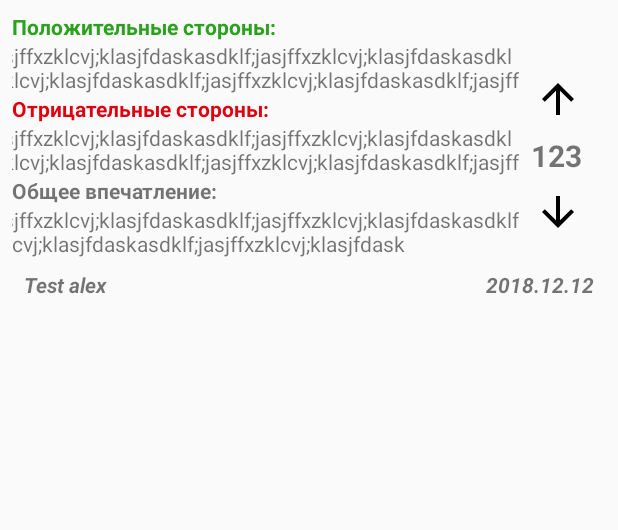
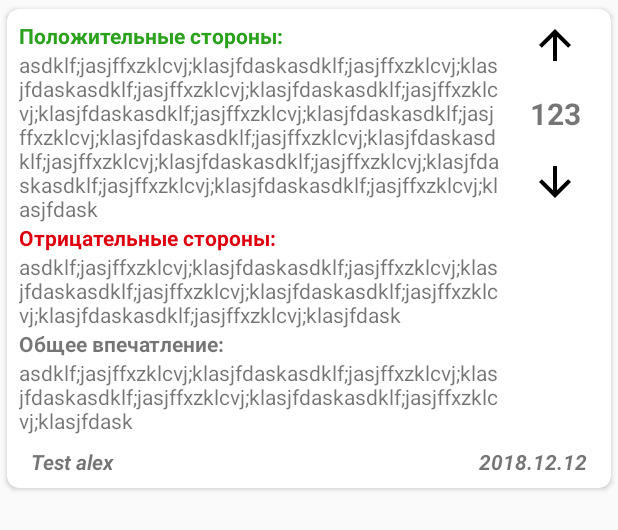
Before and after one commit to samaromku/buildingReviews, an Android app: the layout item_review.xml on its own in the app's theme, with its tools: preview values and no code run, on a phone screen of 412 x 824 dp. Shown: the top 530 px of the screen. Run offline under Robolectric (Android 15) with nearby library versions, the phone set to English and light mode, and no system bars.

Commit message:
made item_review pretty good

```diff
--- a/app/src/main/java/ru/andrey/savchenko/buildingreviews/fragments/review/ReviewAdapter.kt
+++ b/app/src/main/java/ru/andrey/savchenko/buildingreviews/fragments/review/ReviewAdapter.kt
@@ -23,6 +23,27 @@ class ReviewAdapter(list:MutableList<Review>, onItemClickListener: OnItemClickLi
     class ReviewViewHolder(itemView: View) : BaseViewHolder<Review>(itemView) {
         override fun bind(t: Review, clickListener: OnItemClickListener) {
             super.bind(t, clickListener)
+            if(t.positive == null || t.positive.isEmpty()){
+                tvPositiveText.visibility=View.GONE
+                tvPositive.visibility = View.GONE
+            }else {
+                tvPositiveText.visibility=View.VISIBLE
+                tvPositive.visibility=View.VISIBLE
+            }
+            if(t.negative == null || t.negative.isEmpty()){
+                tvNegativeText.visibility=View.GONE
+                tvNegative.visibility=View.GONE
+            }else {
+                tvNegativeText.visibility=View.VISIBLE
+                tvNegative.visibility=View.VISIBLE
+            }
+            if(t.general == null || t.general.isEmpty()){
+                tvGeneralEmotionText.visibility=View.GONE
+                tvGeneralEmotion.visibility=View.GONE
+            }else {
+                tvGeneralEmotionText.visibility=View.VISIBLE
+                tvGeneralEmotion.visibility=View.VISIBLE
+            }
             tvPositive.text = t.positive
             tvNegative.text = t.negative
             tvGeneralEmotion.text = t.general
--- a/app/src/main/res/layout/fragment_info.xml
+++ b/app/src/main/res/layout/fragment_info.xml
@@ -3,7 +3,7 @@
 <ScrollView xmlns:android="http://schemas.android.com/apk/res/android"
     xmlns:app="http://schemas.android.com/apk/res-auto"
     xmlns:tools="http://schemas.android.com/tools"
-
+    android:layout_marginBottom="52dp"
     android:layout_width="match_parent"
     android:layout_height="match_parent">
 
@@ -11,8 +11,8 @@
         xmlns:app="http://schemas.android.com/apk/res-auto"
         xmlns:tools="http://schemas.android.com/tools"
         android:layout_width="match_parent"
-        android:layout_height="match_parent"
-        android:padding="8dp">
+        android:layout_height="wrap_content"
+        android:padding="16dp">
 
         <ImageView
             android:id="@+id/ivLogo"
--- a/app/src/main/res/layout/fragment_reviews.xml
+++ b/app/src/main/res/layout/fragment_reviews.xml
@@ -1,6 +1,7 @@
 <?xml version="1.0" encoding="utf-8"?>
 <android.support.constraint.ConstraintLayout xmlns:android="http://schemas.android.com/apk/res/android"
     android:layout_width="match_parent"
+    android:layout_marginBottom="52dp"
     android:layout_height="match_parent">
 
     <android.support.v7.widget.RecyclerView
--- a/app/src/main/res/layout/item_review.xml
+++ b/app/src/main/res/layout/item_review.xml
@@ -1,11 +1,30 @@
 <?xml version="1.0" encoding="utf-8"?>
-<android.support.constraint.ConstraintLayout xmlns:android="http://schemas.android.com/apk/res/android"
+<android.support.v7.widget.CardView xmlns:android="http://schemas.android.com/apk/res/android"
     xmlns:app="http://schemas.android.com/apk/res-auto"
     xmlns:tools="http://schemas.android.com/tools"
+    android:id="@+id/cvMain"
     android:layout_width="match_parent"
     android:layout_height="wrap_content"
-    android:orientation="vertical"
-    android:padding="8dp">
+    app:cardCornerRadius="8dp"
+    app:cardElevation="2dp"
+    app:cardUseCompatPadding="true"
+    app:contentPadding="8dp">
+
+    <LinearLayout
+        android:layout_width="match_parent"
+        android:layout_height="match_parent"
+        android:orientation="vertical">
+
+        <LinearLayout
+            android:layout_width="match_parent"
+            android:layout_height="wrap_content"
+            android:orientation="horizontal">
+
+            <LinearLayout
+                android:layout_width="0dp"
+                android:layout_height="wrap_content"
+                android:layout_weight="8"
+                android:orientation="vertical">
 
                 <TextView
                     android:id="@+id/tvPositiveText"
@@ -21,7 +40,6 @@
                     android:layout_height="wrap_content"
                     android:layout_marginEnd="8dp"
                     android:gravity="start"
-        android:maxLines="2"
                     app:layout_constraintEnd_toStartOf="@+id/tvPeopleLikes"
                     app:layout_constraintTop_toBottomOf="@+id/tvPositiveText"
                     tools:text="asdklf;jasjffxzklcvj;klasjfdaskasdklf;jasjffxzklcvj;klasjfdaskasdklf;jasjffxzklcvj;klasjfdaskasdklf;jasjffxzklcvj;klasjfdaskasdklf;jasjffxzklcvj;klasjfdaskasdklf;jasjffxzklcvj;klasjfdaskasdklf;jasjffxzklcvj;klasjfdaskasdklf;jasjffxzklcvj;klasjfdaskasdklf;jasjffxzklcvj;klasjfdaskasdklf;jasjffxzklcvj;klasjfdaskasdklf;jasjffxzklcvj;klasjfdask" />
@@ -41,7 +59,6 @@
                     android:layout_height="wrap_content"
                     android:layout_marginEnd="8dp"
                     android:gravity="start"
-        android:maxLines="2"
                     app:layout_constraintEnd_toStartOf="@+id/tvPeopleLikes"
                     app:layout_constraintTop_toBottomOf="@+id/tvNegativeText"
                     tools:text="asdklf;jasjffxzklcvj;klasjfdaskasdklf;jasjffxzklcvj;klasjfdaskasdklf;jasjffxzklcvj;klasjfdaskasdklf;jasjffxzklcvj;klasjfdaskasdklf;jasjffxzklcvj;klasjfdask" />
@@ -61,32 +78,33 @@
                     android:layout_height="wrap_content"
                     android:layout_marginEnd="8dp"
                     android:gravity="start"
-        android:maxLines="2"
                     app:layout_constraintEnd_toStartOf="@+id/tvPeopleLikes"
                     app:layout_constraintTop_toBottomOf="@+id/tvGeneralEmotionText"
                     tools:text="asdklf;jasjffxzklcvj;klasjfdaskasdklf;jasjffxzklcvj;klasjfdaskasdklf;jasjffxzklcvj;klasjfdaskasdklf;jasjffxzklcvj;klasjfdask" />
+            </LinearLayout>
+
+            <LinearLayout
+                android:gravity="center"
+                android:layout_width="0dp"
+                android:layout_height="wrap_content"
+                android:layout_weight="1.4"
+                android:orientation="vertical">
 
                 <ImageView
                     android:id="@+id/ivRatingUp"
                     android:layout_width="32dp"
                     android:layout_height="32dp"
                     android:layout_marginBottom="8dp"
-        android:src="@drawable/ic_arrow_up"
-        app:layout_constraintBottom_toTopOf="@+id/tvPeopleLikes"
-        app:layout_constraintEnd_toEndOf="@+id/tvPeopleLikes" />
+                    android:src="@drawable/ic_arrow_up" />
 
                 <TextView
                     android:id="@+id/tvPeopleLikes"
                     android:layout_width="wrap_content"
                     android:layout_height="wrap_content"
                     android:layout_marginBottom="8dp"
-        android:layout_marginEnd="16dp"
                     android:layout_marginTop="8dp"
                     android:textSize="20sp"
                     android:textStyle="bold"
-        app:layout_constraintBottom_toBottomOf="@+id/tvCreateDate"
-        app:layout_constraintEnd_toEndOf="parent"
-        app:layout_constraintTop_toTopOf="parent"
                     tools:text="123" />
 
 
@@ -95,31 +113,35 @@
                     android:layout_width="32dp"
                     android:layout_height="32dp"
                     android:layout_marginTop="8dp"
-        android:src="@drawable/ic_arrow_down"
-        app:layout_constraintEnd_toEndOf="@+id/tvPeopleLikes"
-        app:layout_constraintTop_toBottomOf="@+id/tvPeopleLikes" />
+                    android:src="@drawable/ic_arrow_down" />
+            </LinearLayout>
+        </LinearLayout>
+
+        <LinearLayout
+            android:layout_width="match_parent"
+            android:layout_height="wrap_content"
+            android:orientation="horizontal">
 
             <TextView
                 android:id="@+id/tvCreatorName"
-        android:layout_width="wrap_content"
+                android:layout_width="0dp"
                 android:layout_height="wrap_content"
                 android:layout_marginStart="8dp"
                 android:layout_marginTop="8dp"
+                android:layout_weight="1"
                 android:textStyle="bold|italic"
-        app:layout_constraintStart_toStartOf="parent"
-        app:layout_constraintTop_toBottomOf="@+id/tvGeneralEmotion"
                 tools:text="Test alex" />
 
             <TextView
                 android:id="@+id/tvCreateDate"
-        android:layout_width="wrap_content"
+                android:layout_width="0dp"
                 android:layout_height="wrap_content"
                 android:layout_marginEnd="8dp"
                 android:layout_marginTop="8dp"
+                android:layout_weight="1"
+                android:gravity="end"
                 android:textStyle="bold|italic"
-        app:layout_constraintEnd_toEndOf="parent"
-        app:layout_constraintTop_toBottomOf="@+id/tvGeneralEmotion"
                 tools:text="2018.12.12" />
-
-
-</android.support.constraint.ConstraintLayout>
+        </LinearLayout>
+    </LinearLayout>
+</android.support.v7.widget.CardView>
```
Lines whose indentation alone changed are shown as unchanged.
